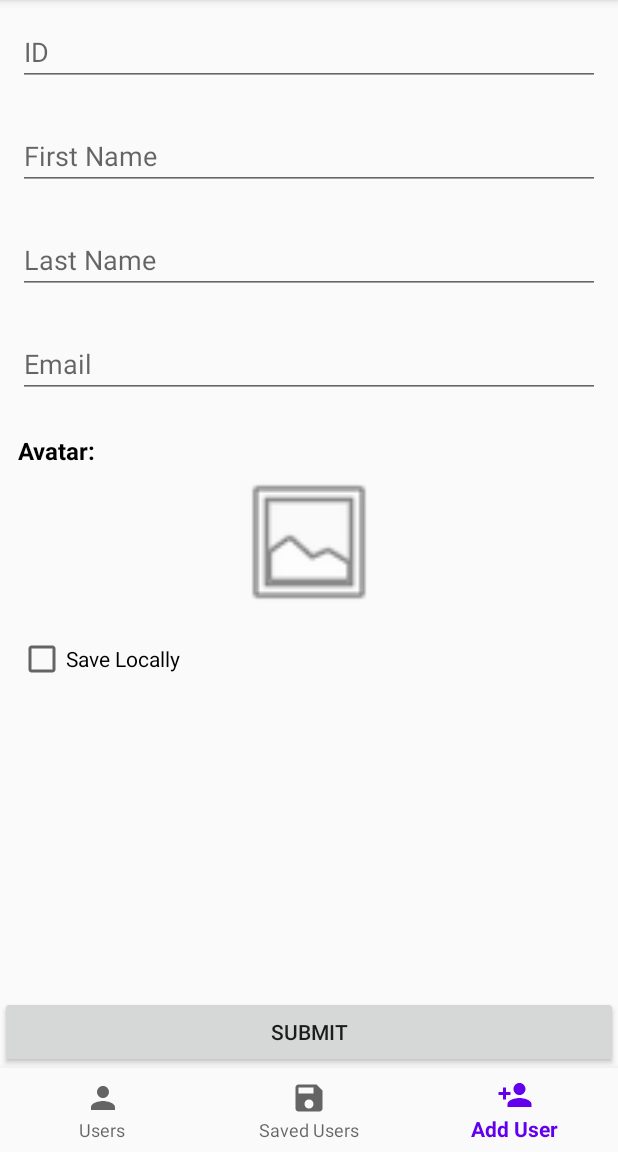
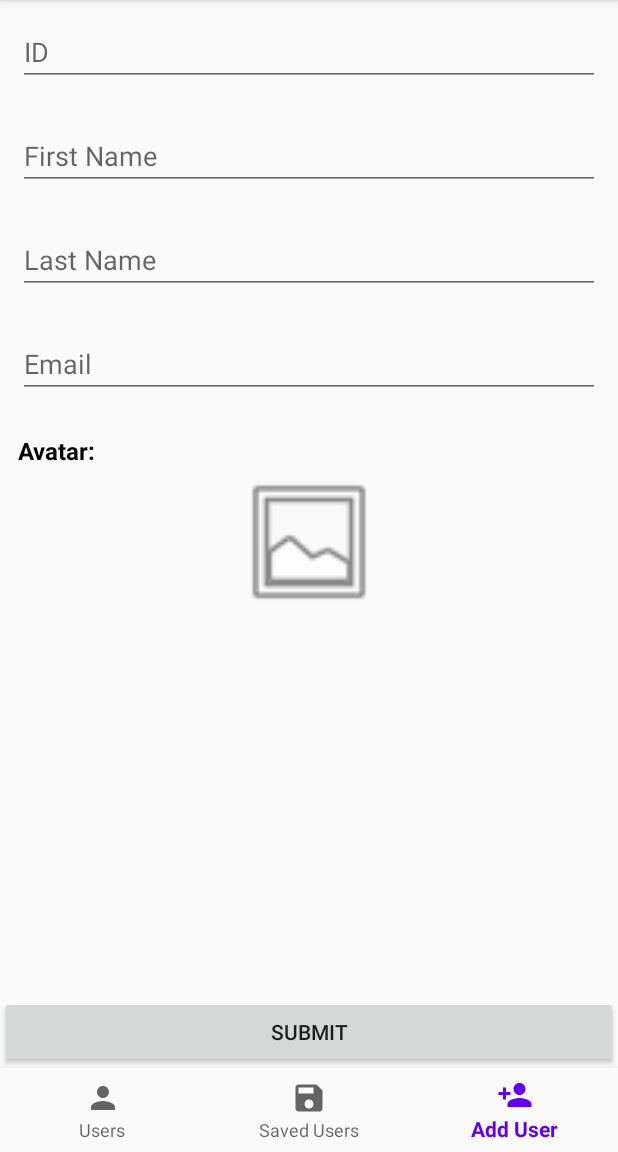
Before and after one commit to keennCaw/MVVM-Retrofit-Room, an Android app: the AddEditUserFragment screen opened through its navigation route, on a phone screen of 412 x 824 dp, the part 84-1236 px from its top. Run offline under Robolectric (Android 15) with nearby library versions, the phone set to English and light mode, and no system bars; our stand-ins replace navigation-ui; pictures from the network do not load.

Commit message:
Added AddEditRepository with methods insert and update

```diff
--- /dev/null
+++ b/app/src/main/java/com/keennhoward/mvvmrestdb/AddEditViewModel.java
@@ -0,0 +1,4 @@
+package com.keennhoward.mvvmrestdb;
+
+public class AddEditViewModel {
+}
--- a/app/src/main/java/com/keennhoward/mvvmrestdb/SavedUsersViewModel.java
+++ b/app/src/main/java/com/keennhoward/mvvmrestdb/SavedUsersViewModel.java
@@ -24,12 +24,6 @@ public class SavedUsersViewModel extends AndroidViewModel {
         allUsers = repository.getAllUsers();
     }
 
-    public void insert(User user){
-        repository.insert(user);
-    }
-    public void update(User user){
-        repository.update(user);
-    }
     public void delete(User user){
         repository.delete(user);
     }
--- a/app/src/main/java/com/keennhoward/mvvmrestdb/service/APIService.java
+++ b/app/src/main/java/com/keennhoward/mvvmrestdb/service/APIService.java
@@ -5,6 +5,7 @@ import com.keennhoward.mvvmrestdb.model.Users;
 import retrofit2.Call;
 import retrofit2.http.DELETE;
 import retrofit2.http.GET;
+import retrofit2.http.POST;
 import retrofit2.http.Path;
 
 public interface APIService {
@@ -14,4 +15,5 @@ public interface APIService {
 
     @DELETE("api/users/{id}")
     Call<Void> deleteUser(@Path("id") int id);
+
 }
--- a/app/src/main/res/layout/fragment_add_edit_user.xml
+++ b/app/src/main/res/layout/fragment_add_edit_user.xml
@@ -53,13 +53,6 @@
             android:layout_height="100dp"
             android:layout_gravity="center"
             app:srcCompat="@android:drawable/ic_menu_gallery" />
-        <CheckBox
-            android:id="@+id/save_locally_check_box"
-            android:layout_width="wrap_content"
-            android:layout_height="wrap_content"
-            android:layout_marginTop="12dp"
-            android:layout_marginLeft="12dp"
-            android:text="Save Locally"/>
 
 
     </LinearLayout>
```
Also changed, not shown: app/src/main/java/com/keennhoward/mvvmrestdb/repository/AddEditRepository.java (+50 -0 lines), app/src/main/java/com/keennhoward/mvvmrestdb/repository/UserDBRepository.java (+0 -30 lines).
